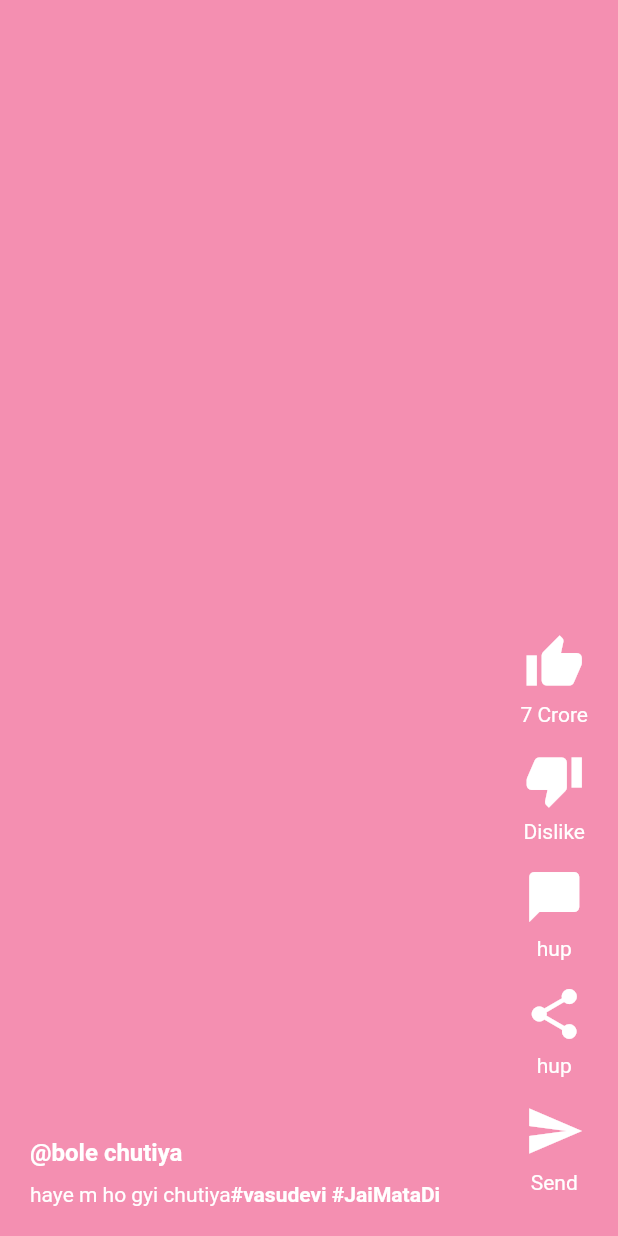
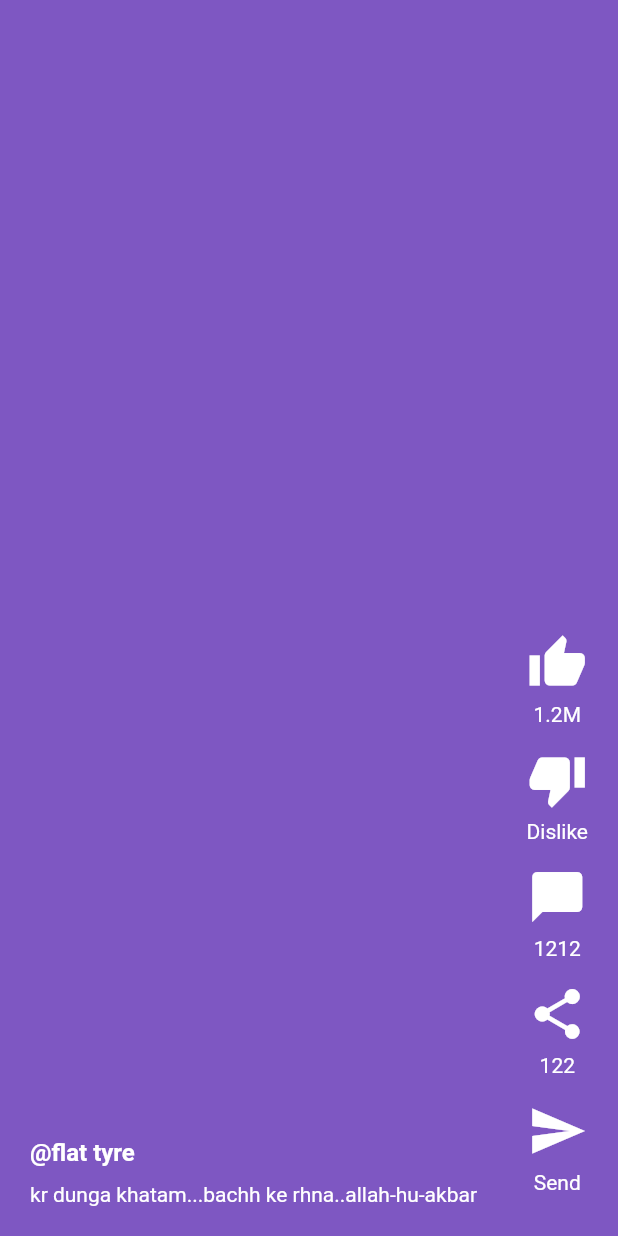
Before and after one commit to LEAP-07/YT-shorts-clone-SwipeScreen, a Flutter app: the screen it shows after launch, swiped to page 2, on a phone screen of 412 x 824 dp. Run offline on Flutter 3.47's test engine with Material 2 defaults, Android fonts, the phone set to English and light mode, and no system bars; network calls fail.

Commit message:
"jai ho 1"

```diff
--- a/lib/main.dart
+++ b/lib/main.dart
@@ -1,5 +1,5 @@
 import 'package:flutter/material.dart';
-import 'package:youtube_shorts_clone/pages/SwipeScreen.dart';
+import 'package:youtube_shorts_clone/views/SwipeScreen.dart';
 
 void main() {
   runApp(const MyApp());
--- a/lib/pages/SwipeScreen.dart
+++ /dev/null
@@ -1,32 +0,0 @@
-import 'package:flutter/material.dart';
-import 'package:youtube_shorts_clone/posts/mypost_2.dart';
-
-import '../posts/mypost_1.dart';
-
-class HomePage extends StatefulWidget {
-  const HomePage({Key? key}) : super(key: key);
-
-  @override
-  _HomePageState createState() => _HomePageState();
-}
-
-class _HomePageState extends State<HomePage> {
-  final _controller = PageController();
-
-  @override
-  Widget build(BuildContext context) {
-    return Scaffold(
-      backgroundColor: Colors.grey[900],
-      body: PageView(
-        scrollDirection: Axis.vertical,
-        controller: _controller,
-        children: [
-          MyPost1(),
-          MyPost3(),
-        ],
-      ),
-    );
-  }
-}
-
-class MyPost2 {}
--- a/lib/posts/mypost_1.dart
+++ b/lib/posts/mypost_1.dart
@@ -2,7 +2,7 @@ import 'package:flutter/material.dart';
 
 import 'package:youtube_shorts_clone/util/post_template.dart';
 
-class MyPost1 extends StatelessWidget {
+class MyPostOne extends StatelessWidget {
   @override
   Widget build(BuildContext context) {
     return PostTemplate(
--- a/lib/posts/mypost_2.dart
+++ /dev/null
@@ -1,19 +0,0 @@
-import 'package:flutter/material.dart';
-
-import 'package:youtube_shorts_clone/util/post_template.dart';
-
-class MyPost3 extends StatelessWidget {
-  @override
-  Widget build(BuildContext context) {
-    return PostTemplate(
-      username: 'bole chutiya',
-      videoDescription: 'haye m ho gyi chutiya',
-      numberOfLikes: "7 Crore",
-      numberOfComments: "hup",
-      numberOfShares: "hup",
-      userPost: Container(
-        color: Colors.pink[200],
-      ),
-    );
-  }
-}
--- a/lib/util/post_template.dart
+++ b/lib/util/post_template.dart
@@ -46,11 +46,6 @@ class PostTemplate extends StatelessWidget {
                       TextSpan(
                           text: videoDescription,
                           style: const TextStyle(color: Colors.white)),
-                      const TextSpan(
-                          text: "#vasudevi #JaiMataDi",
-                          style: TextStyle(
-                              fontWeight: FontWeight.bold,
-                              color: Colors.white)),
                     ])),
                   ]),
             ),
--- /dev/null
+++ b/lib/views/SwipeScreen.dart
@@ -0,0 +1,63 @@
+import 'package:flutter/material.dart';
+
+import '../models/postmodel.dart';
+import '../posts/mypost_1.dart';
+import '../services/services.dart';
+import '../util/post_template.dart';
+// import '../posts/mypost_1.dart';
+
+class HomePage extends StatefulWidget {
+  const HomePage({Key? key}) : super(key: key);
+
+  @override
+  _HomePageState createState() => _HomePageState();
+}
+
+class _HomePageState extends State<HomePage> {
+  List<PostModel>? postModel;
+
+  var isLoaded = false;
+  @override
+  void initState() {
+    super.initState();
+    //fetch data from api
+    print("before get data");
+    getData();
+  }
+
+  getData() async {
+    print("before service");
+    Services().fetchDataFromAPI();
+    print("after service");
+  }
+
+  Widget build(BuildContext context) {
+    return Scaffold(
+      backgroundColor: Colors.grey[900],
+      body: PageView.builder(
+          itemCount: 10,
+          scrollDirection: Axis.vertical,
+          itemBuilder: (context, index) {
+            return PostTemplate(
+              username: 'flat tyre',
+              videoDescription:
+                  'kr dunga khatam...bachh ke rhna..allah-hu-akbar',
+              numberOfLikes: "1.2M",
+              numberOfComments: "1212",
+              numberOfShares: "122",
+              userPost: Container(
+                color: Colors.deepPurple[400],
+              ),
+            );
+          }),
+      // body: PageView(
+      //   scrollDirection: Axis.vertical,
+      //   children: [
+      //     MyPostOne(),
+      //   ],
+      // ),
+    );
+  }
+}
+
+class MyPost2 {}
--- a/pubspec.yaml
+++ b/pubspec.yaml
@@ -30,7 +30,8 @@ environment:
 dependencies:
   flutter:
     sdk: flutter
-
+  get: ^4.3.0
+  http: ^0.13.4
 
   # The following adds the Cupertino Icons font to your application.
   # Use with the CupertinoIcons class for iOS style icons.
@@ -39,7 +40,8 @@ dependencies:
 dev_dependencies:
   flutter_test:
     sdk: flutter
-
+  json_annotation: ^4.0.1
+  json_serializable: ^4.1.3
   # The "flutter_lints" package below contains a set of recommended lints to
   # encourage good coding practices. The lint set provided by the package is
   # activated in the `analysis_options.yaml` file located at the root of your
```
Also changed, not shown: lib/models/postmodel.dart (added, +205 -0 lines), lib/services/services.dart (added, +50 -0 lines), pubspec.lock.
